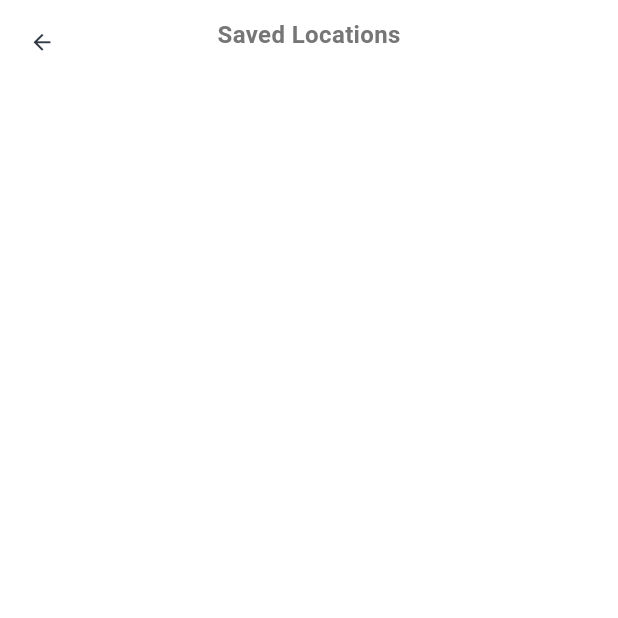
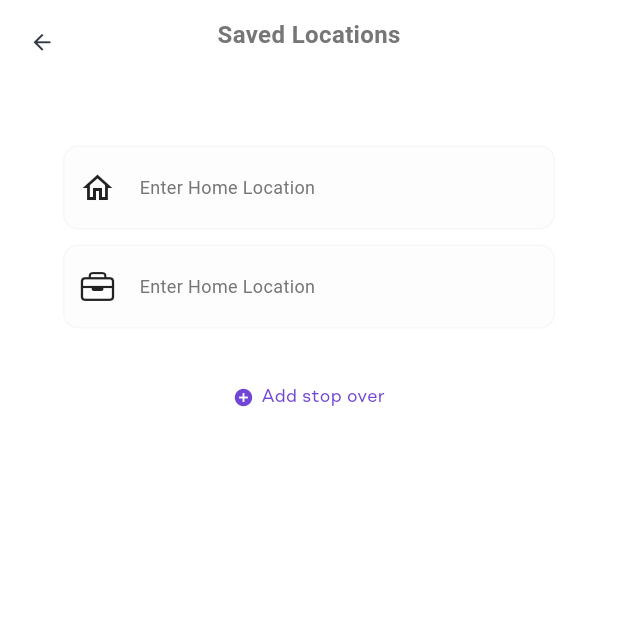
Before and after one commit to bree254/customer_hailing_app, a Flutter app: the SavedLocationsScreen screen opened by its route, on a phone screen of 412 x 824 dp, the top half of it. Run offline on Flutter 3.47's test engine with Material 3 defaults, Android fonts, the phone set to English and light mode, and no system bars; our stand-ins replace connectivity_plus, dio, firebase_core, flutter_rating_bar, geolocator, get and 6 more; accounts and stored records are empty; Roboto replaces fonts that are missing (BR Omny).

Commit message:
created the saved locaction screen

```diff
--- a/lib/presentation/order_request/screens/saved_locations_screen.dart
+++ b/lib/presentation/order_request/screens/saved_locations_screen.dart
@@ -1,5 +1,6 @@
 import 'package:customer_hailing/core/app_export.dart';
 import 'package:customer_hailing/core/utils/colors.dart';
+import 'package:flutter/cupertino.dart';
 import 'package:flutter/material.dart';
 import 'package:get/get_core/src/get_main.dart';
 class SavedLocationsScreen extends StatefulWidget {
@@ -39,6 +40,109 @@ class _SavedLocationsScreenState extends State<SavedLocationsScreen> {
           ),
         ),
       ),
+      body: Padding(
+          padding: EdgeInsets.symmetric(horizontal: 16,vertical: 36),
+              child: Column(
+                children: [
+                  Container(
+                    width: 328,
+                    height: 56,
+                    padding: const EdgeInsets.symmetric(vertical: 4,horizontal: 10),
+                    margin: EdgeInsets.symmetric(vertical: 5,horizontal: 0),
+                    decoration: ShapeDecoration(
+                      color: Color(0x7FFAFAFA),
+                      shape: RoundedRectangleBorder(
+                        side: BorderSide(
+                          width: 1,
+                          color: Colors.black.withOpacity(0.02500000037252903),
+                        ),
+                        borderRadius: BorderRadius.circular(10),
+                      ),
+                    ),
+                    child: Row(
+                      children: [
+                        Icon(
+                            Icons.home_outlined,
+                        ),
+                        SizedBox(width: 16,),
+                        Text(
+                          'Enter Home Location',
+                          style: TextStyle(
+                            color: Color(0xFF767676),
+                            fontSize: 12,
+                            fontFamily: 'BR Omny',
+                            fontWeight: FontWeight.w400,
+                            height: 0.14,
+                            letterSpacing: 0.25,
+                          ),
+                        )
+                      ],
+                    ),
+                  ),
+                  Container(
+                    width: 328,
+                    height: 56,
+                    padding: const EdgeInsets.symmetric(vertical: 4,horizontal: 10),
+                    margin: EdgeInsets.symmetric(vertical: 5,horizontal: 0),
+                    decoration: ShapeDecoration(
+                      color: Color(0x7FFAFAFA),
+                      shape: RoundedRectangleBorder(
+                        side: BorderSide(
+                          width: 1,
+                          color: Colors.black.withOpacity(0.02500000037252903),
+                        ),
+                        borderRadius: BorderRadius.circular(10),
+                      ),
+                    ),
+                    child: Row(
+                      children: [
+                        Icon(
+                          CupertinoIcons.briefcase,
+                        ),
+                        SizedBox(width: 16,),
+                        Text(
+                          'Enter Home Location',
+                          style: TextStyle(
+                            color: Color(0xFF767676),
+                            fontSize: 12,
+                            fontFamily: 'BR Omny',
+                            fontWeight: FontWeight.w400,
+                            height: 0.14,
+                            letterSpacing: 0.25,
+                          ),
+                        )
+                      ],
+                    ),
+                  ),
+                  SizedBox(height: 34,),
+                  GestureDetector(
+                    onTap:(){},
+                    child: Container(
+                      color: Colors.transparent,
+                      child: const Row(
+                        mainAxisAlignment: MainAxisAlignment.center,
+                        children: [
+                          Icon(Icons.add_circle_outlined, color: primaryColor, size: 14),
+                          SizedBox(width: 5),
+                          Text(
+                            'Add stop over',
+                            style: TextStyle(
+                              color: primaryColor,
+                              fontSize: 12,
+                              fontWeight: FontWeight.w400,
+                              height: 0.14,
+                              letterSpacing: 0.25,
+                            ),
+                          ),
+                        ],
+                      ),
+                    ),
+                  ),
+
+                ],
+
+      ),
+      ),
     );
   }
 }
```
